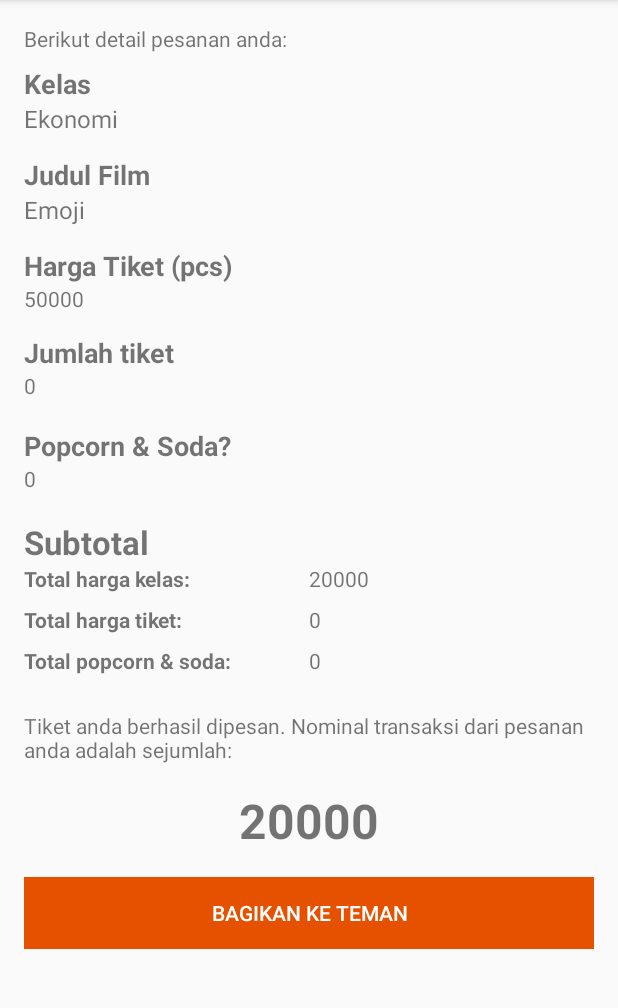
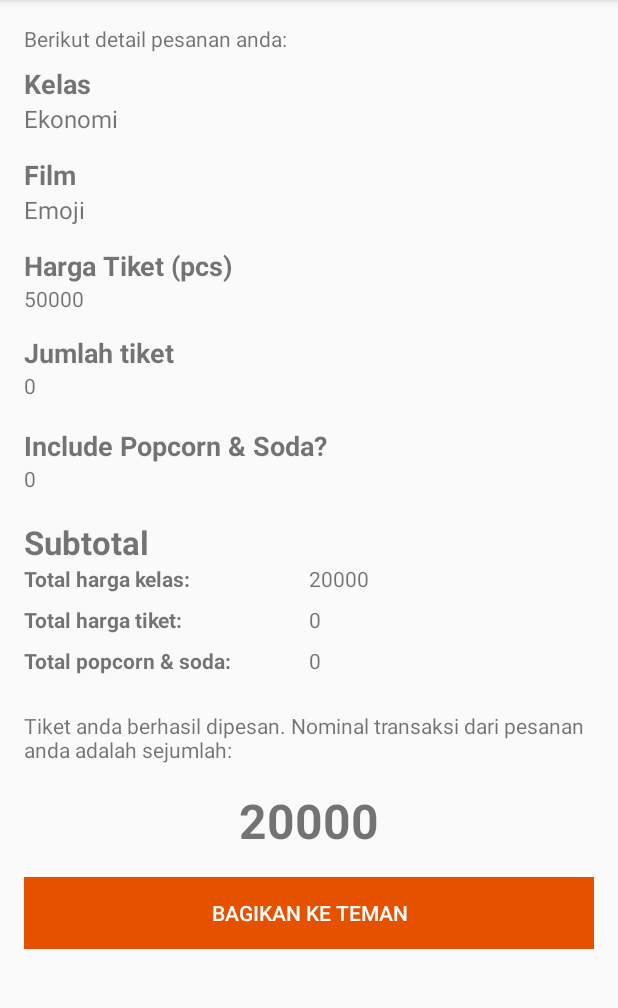
Before and after one commit to wdharmana/CinemaTix, an Android app: the screen it shows after launch (ResultActivity), after a tap on "PESAN TIKET", on a phone screen of 412 x 824 dp, the part 84-1092 px from its top. Run offline under Robolectric (Android 15) with nearby library versions, the phone set to English and light mode, and no system bars.

Commit message:
Create string class resource to avoid hardcode text

```diff
--- a/app/src/main/res/layout/activity_result.xml
+++ b/app/src/main/res/layout/activity_result.xml
@@ -18,7 +18,7 @@
 
             <TextView
                 android:layout_marginBottom="@dimen/input_margin"
-                android:text="Berikut detail pesanan anda:"
+                android:text="@string/sentence_detail_label"
                 android:layout_width="match_parent"
                 android:layout_height="wrap_content"/>
 
@@ -27,7 +27,7 @@
                 android:layout_height="wrap_content"
                 android:textSize="18sp"
                 android:textStyle="bold"
-                android:text="Kelas"/>
+                android:text="@string/class_label"/>
 
             <TextView
                 android:id="@+id/tv_class"
@@ -38,7 +38,7 @@
                 android:layout_marginBottom="14dp"/>
 
             <TextView
-                android:text="Judul Film"
+                android:text="@string/film_label"
                 android:textStyle="bold"
                 android:textSize="18sp"
                 android:layout_width="match_parent"
@@ -53,7 +53,7 @@
                 android:layout_marginBottom="14dp"/>
 
             <TextView
-                android:text="Harga Tiket (pcs)"
+                android:text="@string/ticket_price_label"
                 android:textSize="18sp"
                 android:textStyle="bold"
                 android:layout_width="match_parent"
@@ -67,7 +67,7 @@
                 android:layout_marginBottom="14dp"/>
 
             <TextView
-                android:text="Jumlah tiket"
+                android:text="@string/ticket_label"
                 android:textSize="18sp"
                 android:textStyle="bold"
                 android:layout_width="match_parent"
@@ -81,7 +81,7 @@
                 android:layout_marginBottom="18dp"/>
 
             <TextView
-                android:text="Popcorn &amp; Soda?"
+                android:text="@string/additional_label"
                 android:textSize="18sp"
                 android:textStyle="bold"
                 android:layout_width="match_parent"
@@ -95,7 +95,7 @@
                 android:layout_marginBottom="18dp"/>
 
             <TextView
-                android:text="Subtotal"
+                android:text="@string/subtotal_label"
                 android:textSize="22sp"
                 android:textStyle="bold"
                 android:layout_width="match_parent"
@@ -109,7 +109,7 @@
                 android:layout_marginBottom="8dp">
 
                 <TextView
-                    android:text="Total harga kelas: "
+                    android:text="@string/total_class_label"
                     android:layout_width="0dp"
                     android:layout_height="wrap_content"
                     android:layout_weight="0.5"
@@ -134,7 +134,7 @@
                 android:layout_marginBottom="8dp">
 
                 <TextView
-                    android:text="Total harga tiket: "
+                    android:text="@string/total_ticket_label"
                     android:layout_width="0dp"
                     android:layout_height="wrap_content"
                     android:layout_weight="0.5"
@@ -159,7 +159,7 @@
                 android:layout_marginBottom="8dp">
 
                 <TextView
-                    android:text="Total popcorn &amp; soda: "
+                    android:text="@string/total_additional_label"
                     android:layout_width="0dp"
                     android:layout_height="wrap_content"
                     android:layout_weight="0.5"
@@ -180,7 +180,7 @@
 
             <TextView
                 android:layout_marginTop="@dimen/default_margin"
-                android:text="Tiket anda berhasil dipesan. Nominal transaksi dari pesanan anda adalah sejumlah:"
+                android:text="@string/invoice_sentence_label"
                 android:layout_width="match_parent"
                 android:layout_height="wrap_content"/>
 
@@ -200,7 +200,7 @@
                 android:layout_width="match_parent"
                 android:layout_height="wrap_content"
                 android:background="@color/colorAccent"
-                android:text="BAGIKAN KE TEMAN"
+                android:text="@string/share_label"
                 android:textColor="@color/white"/>
 
         </LinearLayout>
--- a/app/src/main/res/values/strings.xml
+++ b/app/src/main/res/values/strings.xml
@@ -1,3 +1,20 @@
 <resources>
     <string name="app_name">CinemaTix</string>
+    <string name="class_label">Kelas</string>
+    <string name="film_label">Film</string>
+    <string name="ticket_label">Jumlah tiket</string>
+    <string name="additional_label">Include Popcorn &amp; Soda?</string>
+    <string name="ya_label">Ya</string>
+    <string name="tidak_label">Tidak</string>
+    <string name="booking_label">PESAN TIKET</string>
+    <string name="background_only">Background only</string>
+
+    <string name="ticket_price_label">Harga Tiket (pcs)</string>
+    <string name="sentence_detail_label">Berikut detail pesanan anda:</string>
+    <string name="subtotal_label">Subtotal</string>
+    <string name="total_additional_label">Total popcorn &amp; soda: </string>
+    <string name="total_ticket_label">Total harga tiket: </string>
+    <string name="total_class_label">Total harga kelas: </string>
+    <string name="invoice_sentence_label">Tiket anda berhasil dipesan. Nominal transaksi dari pesanan anda adalah sejumlah:</string>
+    <string name="share_label">BAGIKAN KE TEMAN</string>
 </resources>
```
Also changed, not shown: app/src/main/res/layout/activity_main.xml (+8 -7 lines).
